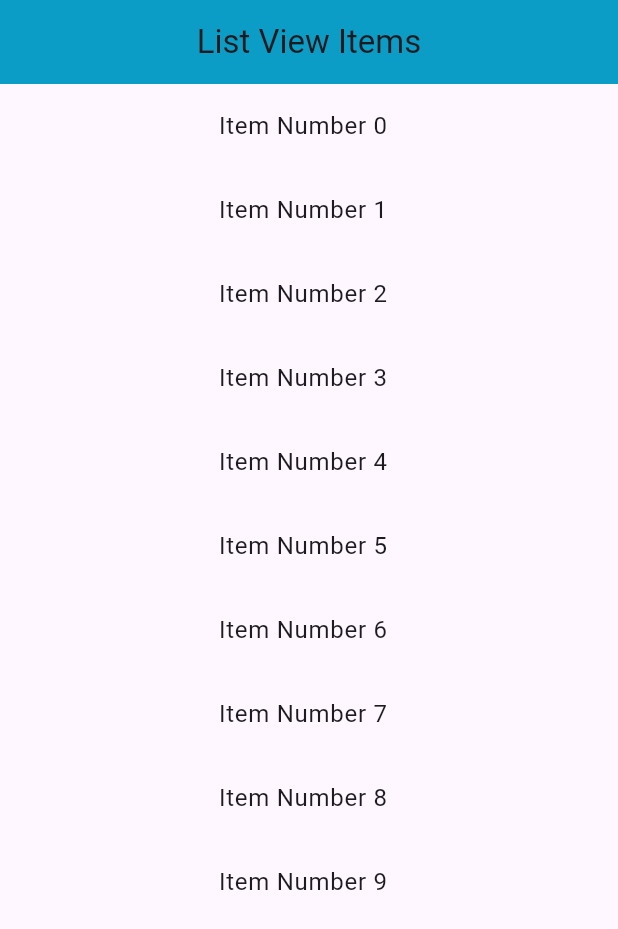
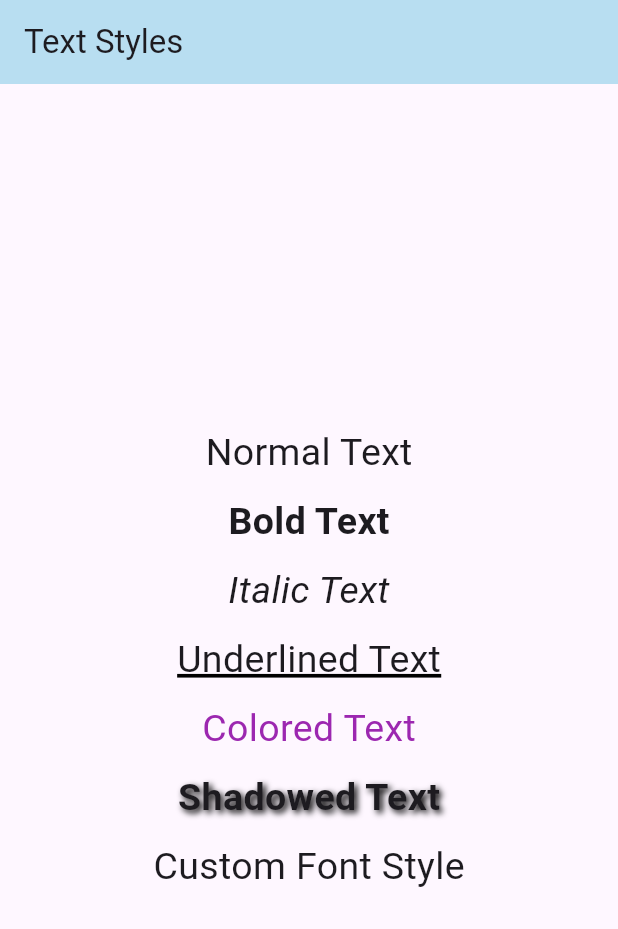
Before and after one commit to noobarafat/MAD_TrackerSheet, a Flutter app: the screen it shows after launch, on a phone screen of 412 x 824 dp. Shown: the top 929 px of the screen. Run offline on Flutter 3.47's test engine with Material 3 defaults, Android fonts, the phone set to English and light mode, and no system bars.

Commit message:
P4: Text Style

```diff
--- a/lib/main.dart
+++ b/lib/main.dart
@@ -10,25 +10,79 @@ class MyApp extends StatelessWidget {
   @override
   Widget build(BuildContext context) {
     return MaterialApp(
+      home: const HomeScreen(),
       debugShowCheckedModeBanner: false,
-      home: Scaffold(
-        appBar: AppBar(
-          centerTitle: true,
-          title: Text("List View Items"),
-          backgroundColor: const Color.fromARGB(255, 11, 157, 197),
-        ),
-        body: ListView.builder(
-          itemCount: 10,
-          itemBuilder: (BuildContext context, int index) {
-            return ListTile(
-              title: Center(
-                child: Text(
-                  "Item Number $index",
-                  selectionColor: Color.fromARGB(0, 16, 164, 36),
-                ),
+    );
+  }
+}
+
+class HomeScreen extends StatelessWidget {
+  const HomeScreen({super.key});
+
+  @override
+  Widget build(BuildContext context) {
+    return Scaffold(
+      appBar: AppBar(
+        title: const Text("Text Styles"),
+        backgroundColor: const Color.fromARGB(255, 184, 222, 241),
+      ),
+      body: Center(
+        child: Column(
+          mainAxisAlignment: MainAxisAlignment.center,
+          children: [
+            Text(
+              "Normal Text",
+              style: TextStyle(fontSize: 25),
+            ),
+            const SizedBox(height: 10),
+            Text(
+              "Bold Text",
+              style: TextStyle(fontSize: 25, fontWeight: FontWeight.bold),
+            ),
+            const SizedBox(height: 10),
+            Text(
+              "Italic Text",
+              style: TextStyle(fontSize: 25, fontStyle: FontStyle.italic),
+            ),
+            const SizedBox(height: 10),
+            Text(
+              "Underlined Text",
+              style: TextStyle(
+                fontSize: 25,
+                decoration: TextDecoration.underline,
+                decorationColor: Colors.black,
+                decorationThickness: 2,
               ),
-            );
-          },
+            ),
+            const SizedBox(height: 10),
+            Text(
+              "Colored Text",
+              style: TextStyle(fontSize: 25, color: Colors.purple),
+            ),
+            const SizedBox(height: 10),
+            Text(
+              "Shadowed Text",
+              style: TextStyle(
+                fontSize: 25,
+                fontWeight: FontWeight.bold,
+                shadows: [
+                  Shadow(
+                    color: Colors.black,
+                    blurRadius: 5,
+                    offset: Offset(2, 2),
+                  ),
+                ],
+              ),
+            ),
+            const SizedBox(height: 10),
+            Text(
+              "Custom Font Style",
+              style: TextStyle(
+                fontSize: 25,
+                fontFamily: 'Roboto',
+              ),
+            ),
+          ],
         ),
       ),
     );
--- a/pubspec.yaml
+++ b/pubspec.yaml
@@ -38,6 +38,7 @@ dependencies:
 dev_dependencies:
   flutter_test:
     sdk: flutter
+
 
   # The "flutter_lints" package below contains a set of recommended lints to
   # encourage good coding practices. The lint set provided by the package is
```
